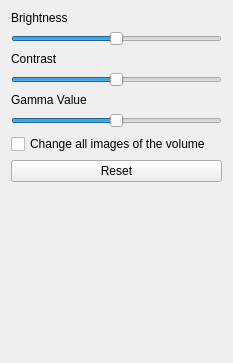
Before: the Qt Designer form QuickViewer/src/brightnesswindow.ui in kanryu/quickviewer, drawn with Qt 5.
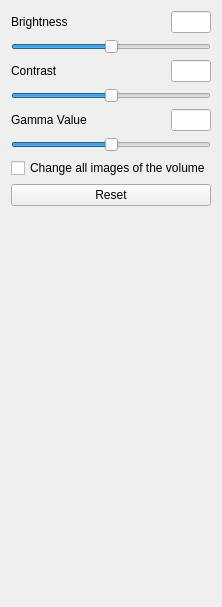
After: the same form once the commit is applied.

Commit message: add a dialog for change brightness/contrast/gamma

```diff
--- a/QuickViewer/src/brightnesswindow.ui
+++ b/QuickViewer/src/brightnesswindow.ui
@@ -6,8 +6,8 @@
    <rect>
     <x>0</x>
     <y>0</y>
-    <width>233</width>
-    <height>363</height>
+    <width>213</width>
+    <height>607</height>
    </rect>
   </property>
   <property name="windowTitle">
@@ -15,11 +15,44 @@
   </property>
   <layout class="QVBoxLayout" name="verticalLayout">
    <item>
-    <widget class="QLabel" name="label">
-     <property name="text">
-      <string extracomment="label text which describes about changing brightness of the image">Brightness</string>
-     </property>
-    </widget>
+    <layout class="QHBoxLayout" name="horizontalLayout">
+     <item>
+      <widget class="QLabel" name="label">
+       <property name="text">
+        <string extracomment="label text which describes about changing brightness of the image">Brightness</string>
+       </property>
+      </widget>
+     </item>
+     <item>
+      <spacer name="horizontalSpacer">
+       <property name="orientation">
+        <enum>Qt::Horizontal</enum>
+       </property>
+       <property name="sizeHint" stdset="0">
+        <size>
+         <width>40</width>
+         <height>20</height>
+        </size>
+       </property>
+      </spacer>
+     </item>
+     <item>
+      <widget class="QLineEdit" name="lineBrightness">
+       <property name="maximumSize">
+        <size>
+         <width>40</width>
+         <height>16777215</height>
+        </size>
+       </property>
+       <property name="inputMethodHints">
+        <set>Qt::ImhDigitsOnly</set>
+       </property>
+       <property name="maxLength">
+        <number>4</number>
+       </property>
+      </widget>
+     </item>
+    </layout>
    </item>
    <item>
     <widget class="QSlider" name="sliderBrightness">
@@ -35,19 +68,52 @@
     </widget>
    </item>
    <item>
-    <widget class="QLabel" name="label_2">
-     <property name="text">
-      <string extracomment="label text which describes about changing contrast of the image">Contrast</string>
-     </property>
-    </widget>
+    <layout class="QHBoxLayout" name="horizontalLayout_2">
+     <item>
+      <widget class="QLabel" name="label_2">
+       <property name="text">
+        <string extracomment="label text which describes about changing contrast of the image">Contrast</string>
+       </property>
+      </widget>
+     </item>
+     <item>
+      <spacer name="horizontalSpacer_2">
+       <property name="orientation">
+        <enum>Qt::Horizontal</enum>
+       </property>
+       <property name="sizeHint" stdset="0">
+        <size>
+         <width>40</width>
+         <height>20</height>
+        </size>
+       </property>
+      </spacer>
+     </item>
+     <item>
+      <widget class="QLineEdit" name="lineContrast">
+       <property name="maximumSize">
+        <size>
+         <width>40</width>
+         <height>16777215</height>
+        </size>
+       </property>
+       <property name="inputMethodHints">
+        <set>Qt::ImhDigitsOnly</set>
+       </property>
+       <property name="maxLength">
+        <number>4</number>
+       </property>
+      </widget>
+     </item>
+    </layout>
    </item>
    <item>
     <widget class="QSlider" name="sliderContrast">
      <property name="minimum">
-      <number>-10</number>
+      <number>-30</number>
      </property>
      <property name="maximum">
-      <number>10</number>
+      <number>30</number>
      </property>
      <property name="orientation">
       <enum>Qt::Horizontal</enum>
@@ -55,19 +121,52 @@
     </widget>
    </item>
    <item>
-    <widget class="QLabel" name="label_3">
-     <property name="text">
-      <string extracomment="label text which describes about changing gamma value of the image">Gamma Value</string>
-     </property>
-    </widget>
+    <layout class="QHBoxLayout" name="horizontalLayout_3">
+     <item>
+      <widget class="QLabel" name="label_3">
+       <property name="text">
+        <string extracomment="label text which describes about changing gamma value of the image">Gamma Value</string>
+       </property>
+      </widget>
+     </item>
+     <item>
+      <spacer name="horizontalSpacer_3">
+       <property name="orientation">
+        <enum>Qt::Horizontal</enum>
+       </property>
+       <property name="sizeHint" stdset="0">
+        <size>
+         <width>40</width>
+         <height>20</height>
+        </size>
+       </property>
+      </spacer>
+     </item>
+     <item>
+      <widget class="QLineEdit" name="lineGamma">
+       <property name="maximumSize">
+        <size>
+         <width>40</width>
+         <height>16777215</height>
+        </size>
+       </property>
+       <property name="inputMethodHints">
+        <set>Qt::ImhDigitsOnly</set>
+       </property>
+       <property name="maxLength">
+        <number>4</number>
+       </property>
+      </widget>
+     </item>
+    </layout>
    </item>
    <item>
     <widget class="QSlider" name="sliderGamma">
      <property name="minimum">
-      <number>-10</number>
+      <number>-30</number>
      </property>
      <property name="maximum">
-      <number>10</number>
+      <number>30</number>
      </property>
      <property name="orientation">
       <enum>Qt::Horizontal</enum>
```
Left out of the diff: 53 changed lines with no effect on the pictures. The commit also changes 19 other files.
